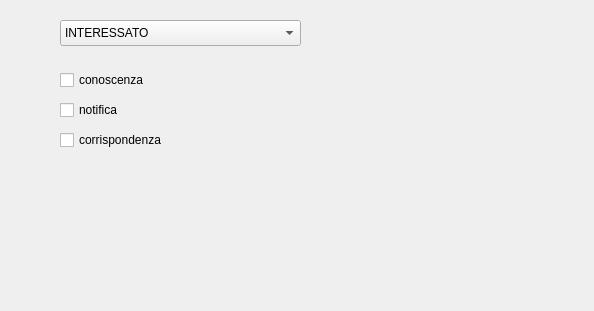
Qt form src/com/axiastudio/suite/protocollo/forms/soggettoprotocollo.ui (tizianolattisi/suitegda) before a commit.
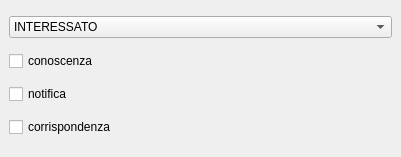
The same form after that commit.

Patch:
```diff
--- a/src/com/axiastudio/suite/protocollo/forms/soggettoprotocollo.ui
+++ b/src/com/axiastudio/suite/protocollo/forms/soggettoprotocollo.ui
@@ -6,23 +6,17 @@
    <rect>
     <x>0</x>
     <y>0</y>
-    <width>594</width>
-    <height>311</height>
+    <width>401</width>
+    <height>157</height>
    </rect>
   </property>
   <property name="windowTitle">
    <string>Soggetto protocollo</string>
   </property>
   <widget class="QWidget" name="centralwidget">
+   <layout class="QVBoxLayout" name="verticalLayout">
+    <item>
    <widget class="QComboBox" name="comboBox">
-    <property name="geometry">
-     <rect>
-      <x>60</x>
-      <y>20</y>
-      <width>241</width>
-      <height>26</height>
-     </rect>
-    </property>
     <property name="column" stdset="0">
      <string>titolo</string>
     </property>
@@ -42,45 +36,29 @@
      </property>
     </item>
    </widget>
+    </item>
+    <item>
    <widget class="QCheckBox" name="checkBox">
-    <property name="geometry">
-     <rect>
-      <x>60</x>
-      <y>70</y>
-      <width>131</width>
-      <height>20</height>
-     </rect>
-    </property>
     <property name="text">
      <string>conoscenza</string>
     </property>
    </widget>
+    </item>
+    <item>
    <widget class="QCheckBox" name="checkBox_2">
-    <property name="geometry">
-     <rect>
-      <x>60</x>
-      <y>100</y>
-      <width>131</width>
-      <height>20</height>
-     </rect>
-    </property>
     <property name="text">
      <string>notifica</string>
     </property>
    </widget>
+    </item>
+    <item>
    <widget class="QCheckBox" name="checkBox_3">
-    <property name="geometry">
-     <rect>
-      <x>60</x>
-      <y>130</y>
-      <width>131</width>
-      <height>20</height>
-     </rect>
-    </property>
     <property name="text">
      <string>corrispondenza</string>
     </property>
    </widget>
+    </item>
+   </layout>
   </widget>
  </widget>
  <resources/>
```
Lines whose indentation alone changed are shown as unchanged.
